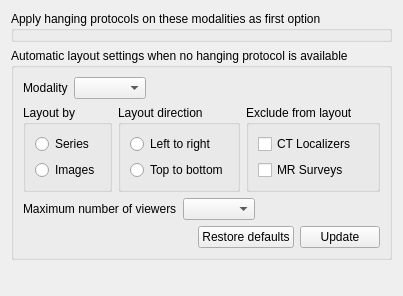
Qt form starviewer/src/core/q2dviewerlayoutconfigurationscreenbase.ui (starviewer-medical/starviewer) before a commit.
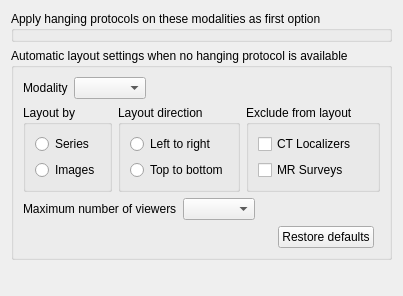
The same form after that commit. Icons and pictures are not drawn. Custom widgets are drawn as their Qt base class.

Commit message: ﻿ENH: Making automatic layout options toupdate settings values as the user edits them.

```diff
--- a/starviewer/src/core/q2dviewerlayoutconfigurationscreenbase.ui
+++ b/starviewer/src/core/q2dviewerlayoutconfigurationscreenbase.ui
@@ -178,13 +178,6 @@
         </property>
        </widget>
       </item>
-      <item row="3" column="2">
-       <widget class="QPushButton" name="m_updateButton">
-        <property name="text">
-         <string>Update</string>
-        </property>
-       </widget>
-      </item>
      </layout>
      <zorder>groupBox_3</zorder>
      <zorder>groupBox</zorder>
```
Left out of the diff: 4 changed lines with no effect on the pictures. The commit also changes 1 other file.
